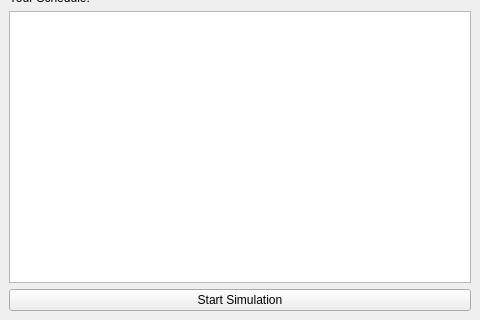
Old version of the form MainWindow/schedule_builder.ui in the repository osmanduru1/ScheduleGame-C-; both pictures show x 0 to 480 and y 200 to 520 of the 480 by 520 pixel window.
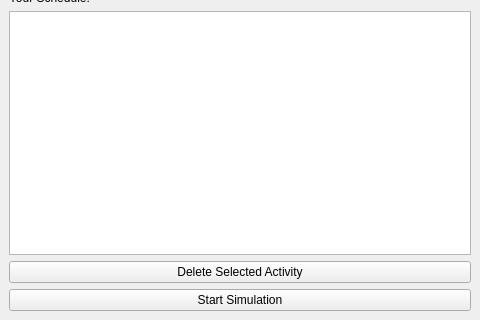
New version of the form.

Commit message: allowed to delete the activities, and autoordering

Diff of the .ui file:
```diff
--- a/MainWindow/schedule_builder.ui
+++ b/MainWindow/schedule_builder.ui
@@ -138,6 +138,14 @@
      <widget class="QListWidget" name="activityListWidget"/>
     </item>
 
+    <item>
+        <widget class="QPushButton" name="deleteActivityButton">
+            <property name="text">
+                <string>Delete Selected Activity</string>
+            </property>
+        </widget>
+    </item>
+
 
     <item>
      <widget class="QPushButton" name="startSimulationButton">
```
The commit also changes 15 other files.
